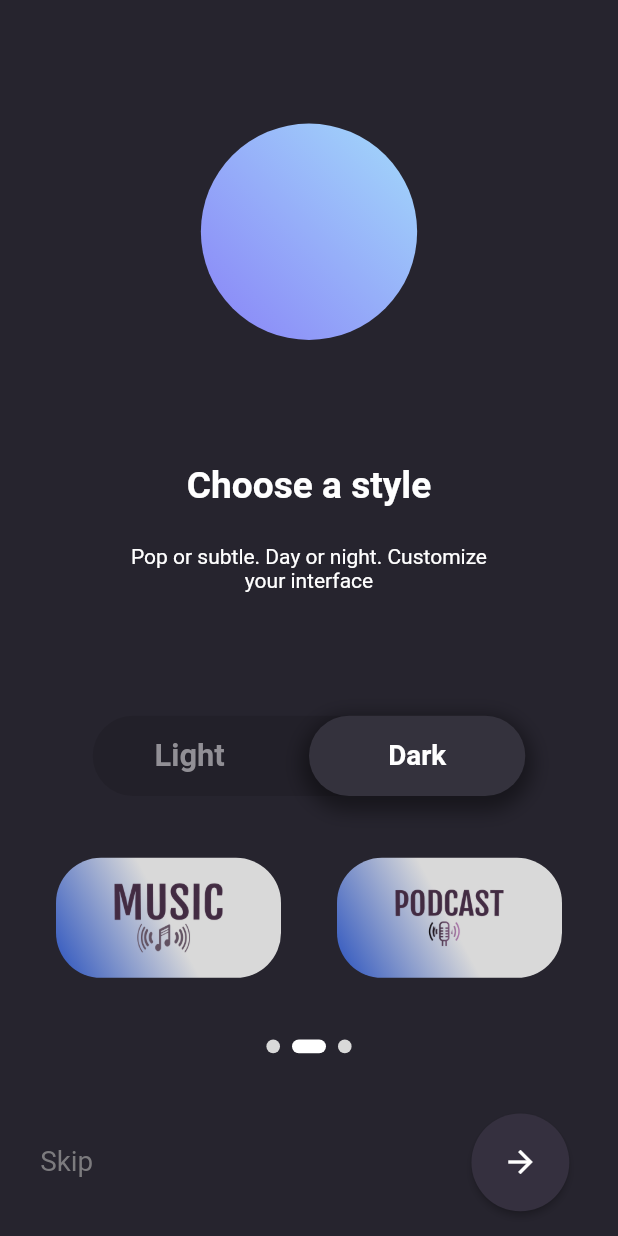
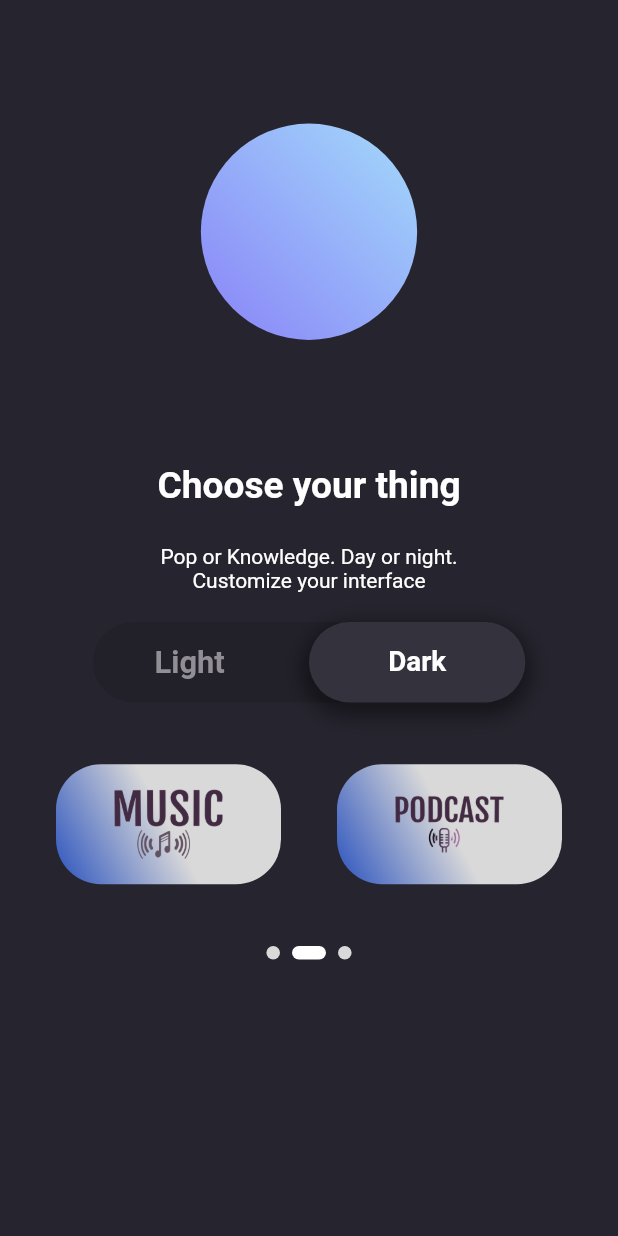
Before and after one commit to ChinmayKulkarni-0/Audit, a Flutter app: the screen it shows once a user with an empty profile is signed in, on a phone screen of 412 x 824 dp. Run offline on Flutter 3.47's test engine with Material 2 defaults, Android fonts, the phone set to English and light mode, and no system bars; our stand-ins replace firebase_auth, firebase_core, flutter_signin_button, font_awesome_flutter, google_fonts, google_sign_in and 1 more; accounts and stored records are empty; Roboto replaces fonts that are missing (Rubik).

```diff
--- a/lib/Screens/Profile.dart
+++ b/lib/Screens/Profile.dart
@@ -64,6 +64,7 @@ class _ProfileState extends State<Profile> {
     final user = FirebaseAuth.instance.currentUser;
     return Scaffold(
       appBar: AppBar(
+        backgroundColor: Colors.transparent,
         leading: IconButton(
           icon: Icon(
             Icons.arrow_back,
--- a/lib/Theme/Theme_Page.dart
+++ b/lib/Theme/Theme_Page.dart
@@ -86,7 +86,7 @@ class _ThemePageState extends State<ThemePage>
               ),
               SizedBox(height: height * 0.1),
               Text(
-                'Choose a style',
+                'Choose your thing',
                 style: TextStyle(
                     fontSize: width * .06, fontWeight: FontWeight.bold),
               ),
@@ -94,11 +94,11 @@ class _ThemePageState extends State<ThemePage>
               Container(
                 width: width * .6,
                 child: Text(
-                  'Pop or subtle. Day or night. Customize your interface',
+                  'Pop or Knowledge. Day or night. Customize your interface',
                   textAlign: TextAlign.center,
                 ),
               ),
-              SizedBox(height: height * 0.1),
+              SizedBox(height: 20),
               ZAnimatedToggle(
                 values: ['Light', 'Dark'],
                 onToggleCallback: (v) async {
@@ -129,7 +129,14 @@ class _ThemePageState extends State<ThemePage>
                     borderRadius: BorderRadius.circular(30),
                   ),
                 ),
-                Container(
+                GestureDetector(
+                  onTap: () {
+                    Navigator.push(
+                      context,
+                      MaterialPageRoute(builder: (context) => Home()),
+                    );
+                  },
+                  child: Container(
                     height: 80,
                     width: 150,
                     decoration: BoxDecoration(
@@ -146,6 +153,7 @@ class _ThemePageState extends State<ThemePage>
                       ),
                       borderRadius: BorderRadius.circular(30),
                       color: Colors.white,
+                    ),
                   ),
                 ),
               ]),
@@ -175,51 +183,51 @@ class _ThemePageState extends State<ThemePage>
                   ),
                 ],
               ), // skip & next
-              Expanded(
-                child: Container(
-                  margin: EdgeInsets.symmetric(
-                      vertical: height * 0.02, horizontal: width * 0.04),
-                  alignment: Alignment.bottomCenter,
-                  child: Row(
-                    mainAxisAlignment: MainAxisAlignment.spaceBetween,
-                    children: <Widget>[
-                      Padding(
-                        padding:
-                            EdgeInsets.symmetric(horizontal: width * 0.025),
-                        child: Text(
-                          'Skip',
-                          style: TextStyle(
-                            fontSize: width * 0.045,
-                            color: const Color(0xFF7c7b7e),
-                            fontFamily: 'Rubik',
-                          ),
-                        ),
-                      ),
-                      RaisedButton(
-                        onPressed: () {
-                          Navigator.push(
-                            context,
-                            MaterialPageRoute(builder: (context) => Home()),
-                          );
-                        },
-                        shape: CircleBorder(),
-                        color: themeProvider.isLightTheme
-                            ? const Color(0xFFFFFFFF)
-                            : const Color(0xFF35303f),
-                        child: Padding(
-                          padding: EdgeInsets.all(width * 0.05),
-                          child: Icon(
-                            Icons.arrow_forward,
-                            color: themeProvider.isLightTheme
-                                ? const Color(0xFF000000)
-                                : const Color(0xFFFFFFFF),
-                          ),
-                        ),
-                      )
-                    ],
-                  ),
-                ),
-              ),
+              // Expanded(
+              //   child: Container(
+              //     margin: EdgeInsets.symmetric(
+              //         vertical: height * 0.02, horizontal: width * 0.04),
+              //     alignment: Alignment.bottomCenter,
+              //     child: Row(
+              //       mainAxisAlignment: MainAxisAlignment.spaceBetween,
+              //       children: <Widget>[
+              //         Padding(
+              //           padding:
+              //               EdgeInsets.symmetric(horizontal: width * 0.025),
+              //           child: Text(
+              //             'Skip',
+              //             style: TextStyle(
+              //               fontSize: width * 0.045,
+              //               color: const Color(0xFF7c7b7e),
+              //               fontFamily: 'Rubik',
+              //             ),
+              //           ),
+              //         ),
+              //         RaisedButton(
+              //           onPressed: () {
+              // Navigator.push(
+              //   context,
+              //   MaterialPageRoute(builder: (context) => Home()),
+              // );
+              //           },
+              //           shape: CircleBorder(),
+              //           color: themeProvider.isLightTheme
+              //               ? const Color(0xFFFFFFFF)
+              //               : const Color(0xFF35303f),
+              //           child: Padding(
+              //             padding: EdgeInsets.all(width * 0.05),
+              //             child: Icon(
+              //               Icons.arrow_forward,
+              //               color: themeProvider.isLightTheme
+              //                   ? const Color(0xFF000000)
+              //                   : const Color(0xFFFFFFFF),
+              //             ),
+              //           ),
+              //         )
+              //       ],
+              //     ),
+              //   ),
+              // ),
             ],
           ),
         ),
```
Also changed, not shown: lib/LoginPage/screens/Register.dart (+48 -15 lines), lib/NavigationBottom.dart (+18 -9 lines). Lines whose indentation alone changed are shown as unchanged.
